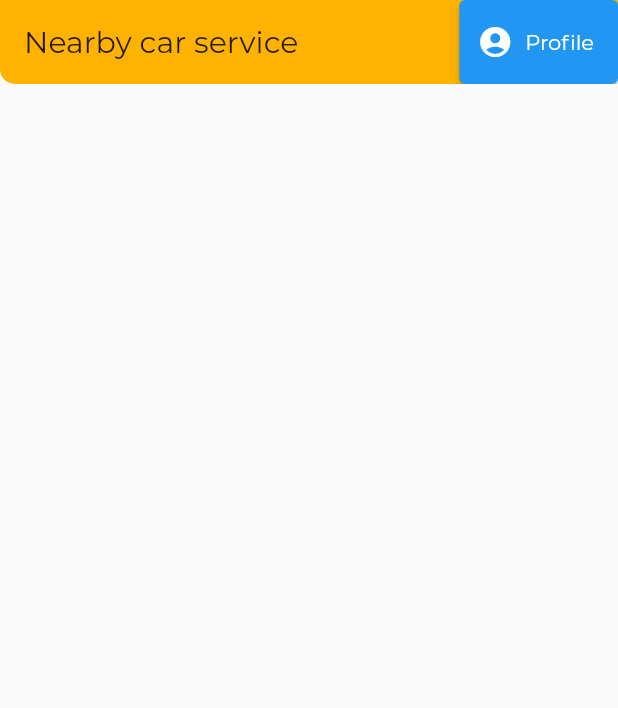
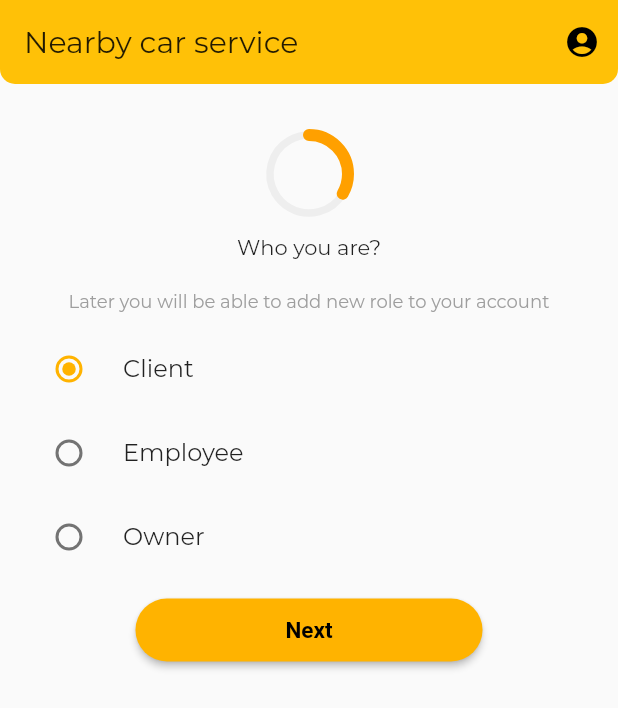
Before and after one commit to micwiccode/nearby_car_service, a Flutter app: the screen it shows once a user with an empty profile is signed in, on a phone screen of 412 x 824 dp. Shown: the top 708 px of the screen. Run offline on Flutter 3.47's test engine with Material 2 defaults, Android fonts, the light colour scheme and no system bars; drawn by our look-alikes of step_progress_indicator; our stand-ins replace firebase_auth, firebase_core, flutter_spinkit, google_fonts, google_sign_in; accounts and stored records are empty.

Commit message:
Onboarding form first steps

```diff
--- a/lib/main.dart
+++ b/lib/main.dart
@@ -24,23 +24,22 @@ class MyApp extends StatelessWidget {
           }
 
           if (snapshot.connectionState == ConnectionState.done) {
-            return App();
+            return _buildApp();
           }
 
           return LoadingSpinner();
         });
   }
-}
 
-Widget App() {
+  Widget _buildApp() {
     return StreamProvider<User?>.value(
       initialData: null,
       value: AuthService().user,
       child: MaterialApp(
         title: 'Nearby car service app',
         theme: ThemeData(
-        primaryColor: Colors.yellow[900],
-        accentColor: Colors.yellow[800],
+          primaryColor: Colors.amber[700],
+          accentColor: Colors.amber[600],
           fontFamily: 'Montserrat',
           scaffoldBackgroundColor: Colors.grey[50],
           buttonTheme: ButtonThemeData(
@@ -59,3 +58,4 @@ Widget App() {
       ),
     );
   }
+}
--- a/lib/pages/home/home.dart
+++ b/lib/pages/home/home.dart
@@ -1,5 +1,7 @@
 import 'package:flutter/material.dart';
 import 'package:nearby_car_service/utils/auth_service.dart';
+
+import 'onboarding_page.dart';
 
 class Home extends StatelessWidget {
   final AuthService _auth = AuthService();
@@ -13,7 +15,7 @@ class Home extends StatelessWidget {
     return Scaffold(
         appBar: AppBar(
           title: const Text('Nearby car service'),
-      backgroundColor: Colors.amber[600],
+          backgroundColor: Colors.amber,
           elevation: 0.0,
           shape: RoundedRectangleBorder(
             borderRadius: BorderRadius.vertical(
@@ -21,11 +23,10 @@ class Home extends StatelessWidget {
             ),
           ),
           actions: <Widget>[
-        ElevatedButton.icon(
-            icon: Icon(Icons.account_circle, color: Colors.white),
-            label: Text('Profile'),
-            onPressed: handleSignOut)
+            IconButton(
+                icon: Icon(Icons.account_circle), onPressed: handleSignOut),
           ],
-    ));
+        ),
+        body: OnboardingPage());
   }
 }
--- /dev/null
+++ b/lib/pages/home/onboarding_page.dart
@@ -0,0 +1,162 @@
+import 'package:flutter/material.dart';
+import 'package:nearby_car_service/pages/shared/button.dart';
+import 'package:nearby_car_service/pages/shared/text_form_field.dart';
+import 'package:step_progress_indicator/step_progress_indicator.dart';
+
+enum UserRole { owner, employee, client }
+
+class OnboardingPage extends StatefulWidget {
+  @override
+  _OnboardingPageState createState() => _OnboardingPageState();
+}
+
+class _OnboardingPageState extends State<OnboardingPage> {
+  UserRole? _role = UserRole.client;
+  Object user = {};
+  int step = 1;
+  String firstName = '';
+  String lastName = '';
+  String phoneNumber = '';
+
+  Widget getStepView() {
+    switch (step) {
+      case 1:
+        return _buildRoleSelect();
+      case 2:
+        return _buildUserDetailsForm();
+      case 3:
+        return _buildRoleBasedForm();
+      default:
+        return _buildRoleSelect();
+    }
+  }
+
+  void goNext() {
+    print('go next');
+    setState(() => step++);
+  }
+
+  void goBack() {
+    setState(() => step = step < 2 ? 1 : step--);
+  }
+
+  @override
+  Widget build(BuildContext context) {
+    return Container(
+        padding: const EdgeInsets.fromLTRB(10.0, 30.0, 10.0, 20.0),
+        child: Column(children: <Widget>[
+          CircularStepProgressIndicator(
+            totalSteps: 3,
+            currentStep: step,
+            stepSize: 5,
+            selectedColor: Colors.amber[700],
+            unselectedColor: Colors.grey[200],
+            padding: 0,
+            width: 60,
+            height: 60,
+            selectedStepSize: 8,
+            roundedCap: (_, __) => true,
+          ),
+          getStepView(),
+          Padding(
+              padding: EdgeInsets.all(10.0),
+              child: Button(text: 'Next', onPressed: goNext)),
+          if (step > 1)
+            Padding(
+                padding: EdgeInsets.all(10.0),
+                child: Button(text: 'Back', onPressed: goBack))
+        ]));
+  }
+
+  Widget _buildRoleSelect() {
+    return (Container(
+        child: Column(children: <Widget>[
+      Padding(
+          padding: EdgeInsets.all(10.0),
+          child: Text(
+            'Who you are?',
+            style: TextStyle(fontSize: 14),
+          )),
+      Padding(
+          padding: EdgeInsets.all(10.0),
+          child: Text(
+            'Later you will be able to add new role to your account',
+            style: TextStyle(fontSize: 12, color: Colors.grey),
+          )),
+      _buildRadioButton('Client', UserRole.client),
+      _buildRadioButton('Employee', UserRole.employee),
+      _buildRadioButton('Owner', UserRole.owner),
+    ])));
+  }
+
+  Widget _buildUserDetailsForm() {
+    return (Container(
+        child: Column(children: <Widget>[
+      Padding(
+          padding: EdgeInsets.all(10.0),
+          child: Text(
+            'Tell something more about yourself',
+            style: TextStyle(fontSize: 14),
+          )),
+      Padding(
+          padding: EdgeInsets.all(10.0),
+          child: Text(
+            'Later you will be able to edit that information',
+            style: TextStyle(fontSize: 12, color: Colors.grey),
+          )),
+      _buildTextField('First name', firstName),
+      _buildTextField('Last name', lastName),
+      _buildTextField('Phone number', phoneNumber),
+    ])));
+  }
+
+  Widget _buildRoleBasedForm() {
+    return (Container(
+        child: Column(children: <Widget>[
+      Padding(
+          padding: EdgeInsets.all(10.0),
+          child: Text(
+            'Provide some additional info',
+            style: TextStyle(fontSize: 14),
+          )),
+      Padding(
+          padding: EdgeInsets.all(10.0),
+          child: Text(
+            'Later you will be able to edit that information',
+            style: TextStyle(fontSize: 12, color: Colors.grey),
+          )),
+      _buildTextField('First name', firstName),
+      _buildTextField('Last name', lastName),
+      _buildTextField('Phone number', phoneNumber),
+    ])));
+  }
+
+  Widget _buildTextField(String text, String value) {
+    return Padding(
+      padding: EdgeInsets.all(10.0),
+      child: TextFormFieldWidget(
+        labelText: text,
+        onChanged: (val) {
+          setState(() => value = val);
+        },
+        functionValidate: (String? name) {
+          if (name == null || name.trim().isEmpty) {
+            return 'Please enter $text';
+          }
+          return null;
+        },
+      ),
+    );
+  }
+
+  Widget _buildRadioButton(String text, UserRole value) {
+    return RadioListTile<UserRole>(
+      title: Text(text),
+      value: value,
+      groupValue: _role,
+      onChanged: (UserRole? value) {
+        setState(() => _role = value);
+      },
+    );
+  }
+}
--- a/lib/pages/shared/button.dart
+++ b/lib/pages/shared/button.dart
@@ -12,7 +12,7 @@ class Button extends StatelessWidget {
       onPressed: () => onPressed(),
       style: ElevatedButton.styleFrom(
         primary: Colors.amber[600],
-        padding: EdgeInsets.symmetric(horizontal: 40, vertical: 10),
+        padding: EdgeInsets.symmetric(horizontal: 100, vertical: 12),
         textStyle: TextStyle(fontSize: 15, fontWeight: FontWeight.bold),
         shape: new RoundedRectangleBorder(
           borderRadius: new BorderRadius.circular(30.0),
--- a/lib/pages/shared/text_form_field.dart
+++ b/lib/pages/shared/text_form_field.dart
@@ -47,7 +47,7 @@ class _TextFormFieldWidgetState extends State<TextFormFieldWidget> {
             width: 0.8,
           ),
         ),
-        contentPadding: EdgeInsets.fromLTRB(20.0, 10.0, 20.0, 10.0),
+        contentPadding: EdgeInsets.fromLTRB(20.0, 5.0, 5.0, 5.0),
         filled: true,
         fillColor: Colors.white,
         suffixIcon: widget.suffixIcon,
--- a/pubspec.yaml
+++ b/pubspec.yaml
@@ -34,6 +34,7 @@ dependencies:
   cupertino_icons: ^1.0.2
   provider: ^5.0.0
   flutter_spinkit: ^5.0.0
+  step_progress_indicator: ^1.0.0-nullsafety.0
 
 dev_dependencies:
   flutter_test:
```
Also changed, not shown: lib/pages/authentication/sign_up_page.dart (+0 -12 lines), pubspec.lock. Lines whose indentation alone changed are shown as unchanged.
